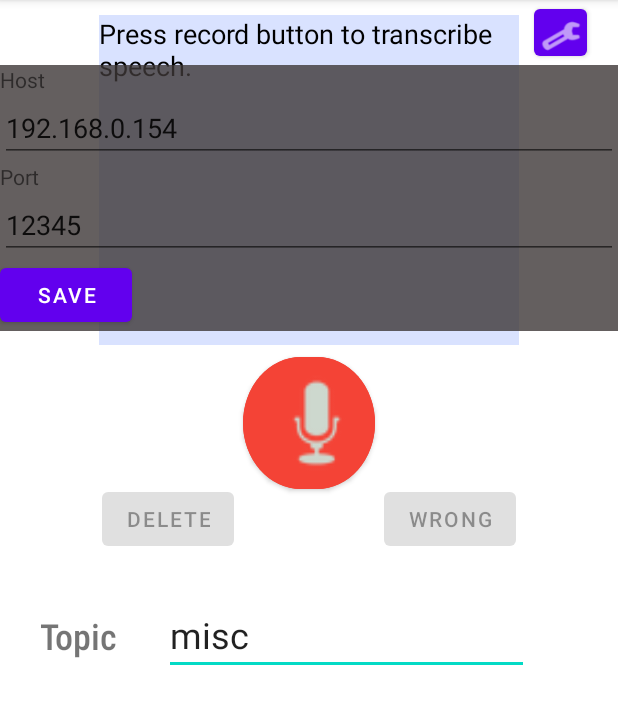
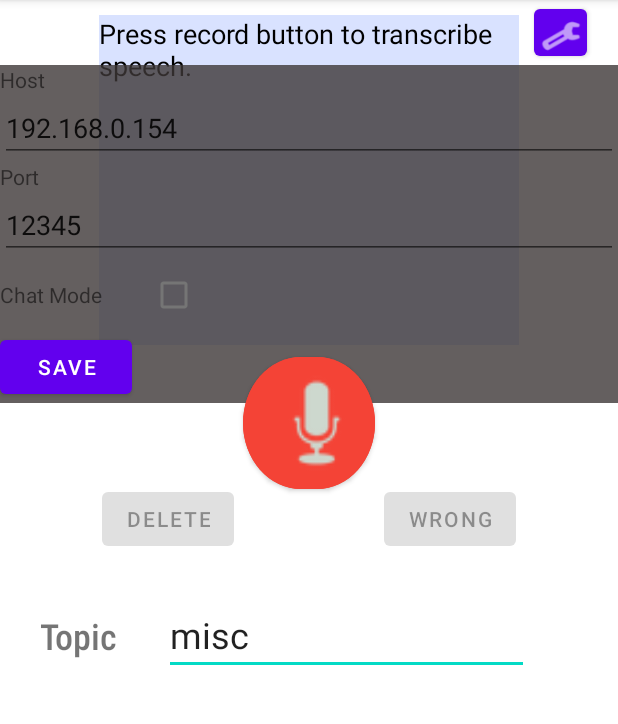
Before and after one commit to jsnfly/VoiceNote, an Android app: the screen it shows after launch (MainActivity), after a tap on an icon or button, on a phone screen of 412 x 824 dp, the part 84-808 px from its top. Run offline under Robolectric (Android 15) with nearby library versions, the phone set to English and light mode, and no system bars.

Commit message:
add chat mode checkbox

```diff
--- a/android_app/app/src/main/java/com/example/voicenoteclient/MainActivity.kt
+++ b/android_app/app/src/main/java/com/example/voicenoteclient/MainActivity.kt
@@ -17,6 +17,7 @@ import android.annotation.SuppressLint
 import android.view.MotionEvent
 import android.view.View
 import Message
+import android.widget.CheckBox
 import sendMessage
 import receiveMessage
 
@@ -103,7 +104,11 @@ class MainActivity : AppCompatActivity() {
         streamingThread = Thread {
             connect()
             sendMessage(
-                mapOf("audio_config" to audioConfig, "topic" to findViewById<EditText>(R.id.editTextTopic).text.toString()),
+                mapOf(
+                    "audio_config" to audioConfig,
+                    "topic" to findViewById<EditText>(R.id.editTextTopic).text.toString(),
+                    "chat_mode" to findViewById<CheckBox>(R.id.checkBoxChatMode).isChecked
+                ),
                 dataOutputStream
             )
             audioRecord.startRecording()
--- a/android_app/app/src/main/res/layout/activity_main.xml
+++ b/android_app/app/src/main/res/layout/activity_main.xml
@@ -146,6 +146,24 @@
             tools:ignore="LabelFor"
             android:inputType="textUri" />
 
+        <LinearLayout
+            android:id="@+id/chatModeLayout"
+            android:layout_width="match_parent"
+            android:layout_height="wrap_content"
+            android:orientation="horizontal">
+
+            <TextView
+                android:id="@+id/textViewChatMode"
+                android:text="@string/chat_mode"
+                android:layout_width="92dp"
+                android:layout_height="wrap_content" />
+
+            <CheckBox
+                android:id="@+id/checkBoxChatMode"
+                android:layout_width="wrap_content"
+                android:layout_height="wrap_content" />
+        </LinearLayout>
+
         <Button
             android:id="@+id/saveSettingsButton"
             android:layout_width="wrap_content"
--- a/android_app/app/src/main/res/values/strings.xml
+++ b/android_app/app/src/main/res/values/strings.xml
@@ -10,4 +10,5 @@
     <string name="port">Port</string>
     <string name="default_port">12345</string>
     <string name="save">save</string>
+    <string name="chat_mode">Chat Mode</string>
 </resources>
```
